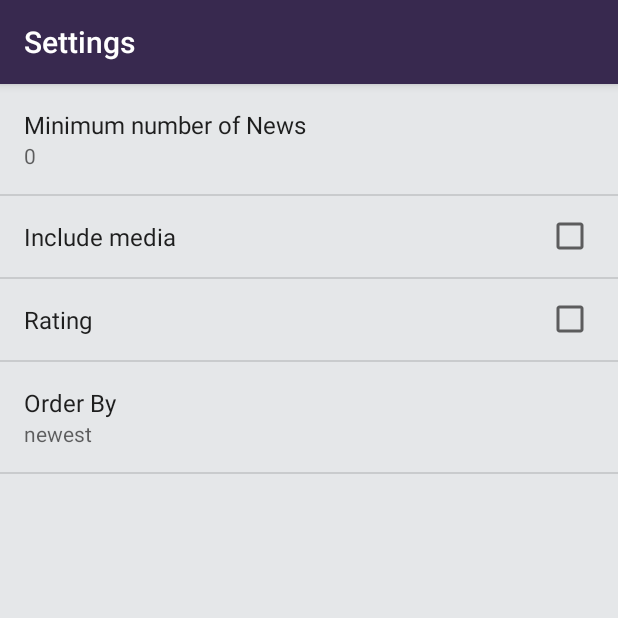
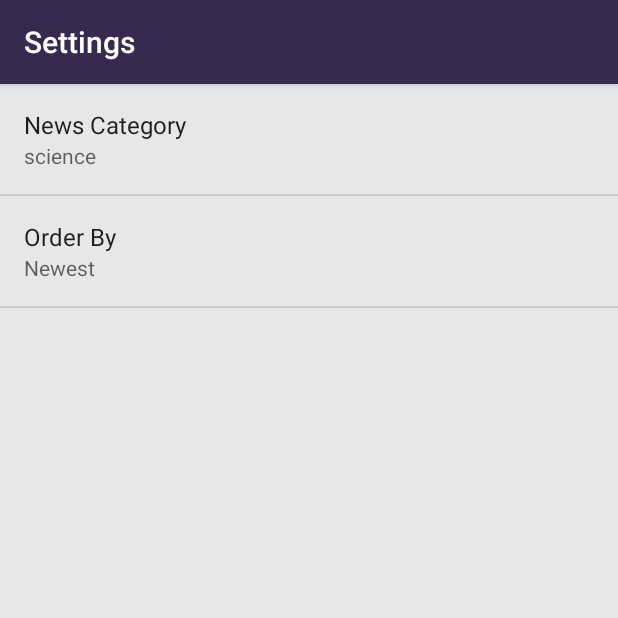
Before and after one commit to AdriCode/Breaking-News, an Android app: the screen it shows after launch (SettingsActivity), after a tap on "Settings", on a phone screen of 412 x 824 dp, the top half of it. Run offline under Robolectric (Android 15) with nearby library versions, the phone set to English and light mode, and no system bars.

Commit message:
preferences working well finally!

```diff
--- a/app/src/main/java/com/example/android/newsfeed/NewsFragment.java
+++ b/app/src/main/java/com/example/android/newsfeed/NewsFragment.java
@@ -12,7 +12,6 @@ import android.preference.PreferenceManager;
 import android.support.v4.app.Fragment;
 import android.support.v7.widget.LinearLayoutManager;
 import android.support.v7.widget.RecyclerView;
-import android.util.Log;
 import android.view.LayoutInflater;
 import android.view.View;
 import android.view.ViewGroup;
@@ -38,7 +37,7 @@ public class NewsFragment extends Fragment implements LoaderManager.LoaderCallba
     private String REQUEST_URL = null;
     private Uri.Builder builtUri;
     private SharedPreferences sharedPrefs;
-
+    private SharedPreferences.OnSharedPreferenceChangeListener prefListener;
 
     /** Adapter for the list of News */
     private NewsAdapter mAdapter;
@@ -55,13 +54,20 @@ public class NewsFragment extends Fragment implements LoaderManager.LoaderCallba
         super.onCreate(savedInstanceState);
         setRetainInstance(true);
 
+        //Listener on changed preference:
         sharedPrefs = PreferenceManager.getDefaultSharedPreferences(getActivity());
-        sharedPrefs.registerOnSharedPreferenceChangeListener(this);
 
-        //Setting min number of News to display
-        String minNews = sharedPrefs.getString(
-                getString(R.string.settings_min_key),
-                getString(R.string.settings_min_default));
+        prefListener = new SharedPreferences.OnSharedPreferenceChangeListener() {
+            public void onSharedPreferenceChanged(SharedPreferences prefs, String key) {
+                getActivity().getLoaderManager().restartLoader(NEWS_LOADER_ID, null, NewsFragment.this);
+            }
+        };
+        sharedPrefs.registerOnSharedPreferenceChangeListener(prefListener);
+
+        //Retrieves the category key from sharedPrefs instance
+        String category= sharedPrefs.getString(
+                getString(R.string.settings_category_key),
+                getString(R.string.settings_category_default));
 
         //Order by preferences
         String orderBy  = sharedPrefs.getString(
@@ -78,7 +84,7 @@ public class NewsFragment extends Fragment implements LoaderManager.LoaderCallba
         builtUri.appendQueryParameter("format", "json");
         builtUri.appendQueryParameter("from-date", "2018-01-01");
         builtUri.appendQueryParameter("show-fields", "byline");
-        builtUri.appendQueryParameter("limit", minNews);
+        builtUri.appendQueryParameter("section", category);
         builtUri.appendQueryParameter("order-by", orderBy);
         builtUri.appendQueryParameter("api-key", ApiKey);
 
@@ -161,7 +167,6 @@ public class NewsFragment extends Fragment implements LoaderManager.LoaderCallba
     public void onLoaderReset(Loader<List<News>> loader) {
         mAdapter.getClean();
     }
-
     @Override
     public void onResume(){
         super.onResume();
@@ -179,8 +184,14 @@ public class NewsFragment extends Fragment implements LoaderManager.LoaderCallba
     }
 
     @Override
-    public void onSharedPreferenceChanged(SharedPreferences sharedPreferences, String key) {
-
+    public void onDestroy() {
+        super.onDestroy();
+        sharedPrefs.unregisterOnSharedPreferenceChangeListener(prefListener);
     }
 
+    @Override
+    public void onSharedPreferenceChanged(SharedPreferences sharedPreferences, String key) {
+        // Set up a listener whenever a key changes
+        getActivity().getLoaderManager().restartLoader(NEWS_LOADER_ID, null, this);
+    }
 }
--- a/app/src/main/java/com/example/android/newsfeed/SettingsActivity.java
+++ b/app/src/main/java/com/example/android/newsfeed/SettingsActivity.java
@@ -1,11 +1,17 @@
 package com.example.android.newsfeed;
 
+import android.content.Intent;
 import android.content.SharedPreferences;
 import android.os.Bundle;
+import android.preference.ListPreference;
 import android.preference.Preference;
 import android.preference.PreferenceFragment;
 import android.preference.PreferenceManager;
+import android.support.v7.app.ActionBar;
 import android.support.v7.app.AppCompatActivity;
+import android.view.MenuItem;
+import android.view.View;
+import android.widget.Button;
 
 public class SettingsActivity extends AppCompatActivity {
 
@@ -15,14 +21,28 @@ public class SettingsActivity extends AppCompatActivity {
         setContentView(R.layout.settings_activity);
     }
 
+    @Override
+    public boolean onOptionsItemSelected(MenuItem item) {
+        switch (item.getItemId()) {
+            case android.R.id.home:
+                Intent intent = new Intent(SettingsActivity.this, MainActivity.class);
+                intent.addFlags(Intent.FLAG_ACTIVITY_CLEAR_TOP | Intent.FLAG_ACTIVITY_NEW_TASK);
+                startActivity(intent);
+                finish();
+                return true;
+            default:
+                return super.onOptionsItemSelected(item);
+        }
+    }
+
     public static class NewsPreferenceFragment extends PreferenceFragment implements Preference.OnPreferenceChangeListener {
         @Override
         public void onCreate(Bundle savedInstanceState) {
             super.onCreate(savedInstanceState);
-            addPreferencesFromResource(R.xml.settings_main);
+            addPreferencesFromResource(R.xml.settings_main);;
 
-            Preference min_number = findPreference(getString(R.string.settings_min_key));
-            bindPreferenceSummaryToValue(min_number);
+            Preference category = findPreference(getString(R.string.settings_category_key));
+            bindPreferenceSummaryToValue(category);
 
             Preference orderBy = findPreference(getString(R.string.settings_order_by_key));
             bindPreferenceSummaryToValue(orderBy);
@@ -31,11 +51,21 @@ public class SettingsActivity extends AppCompatActivity {
         @Override
         public boolean onPreferenceChange(Preference preference, Object newValue) {
             String stringValue = newValue.toString();
-            preference.setSummary(stringValue);
-            return false;
+
+            if (preference instanceof ListPreference) {
+                ListPreference listPreference = (ListPreference) preference;
+                int prefIndex = listPreference.findIndexOfValue(stringValue);
+                if (prefIndex >= 0) {
+                    CharSequence[] labels = listPreference.getEntries();
+                    preference.setSummary(labels[prefIndex]);
+                    }
+                } else {
+                    preference.setSummary(stringValue);
+                }
+            return true;
         }
 
-        private void bindPreferenceSummaryToValue(Preference preference) {
+        public void bindPreferenceSummaryToValue(Preference preference) {
             preference.setOnPreferenceChangeListener(this);
             SharedPreferences preferences = PreferenceManager.getDefaultSharedPreferences(preference.getContext());
             String preferenceString = preferences.getString(preference.getKey(), "");
--- a/app/src/main/res/values/arrays.xml
+++ b/app/src/main/res/values/arrays.xml
@@ -3,12 +3,10 @@
     <string-array name="settings_labels">
         <item>@string/settings_newest_label</item>
         <item>@string/settings_oldest_label</item>
-        <item>@string/settings_rating_label</item>
     </string-array>
 
     <string-array name="settings_values">
         <item>@string/settings_newest_value</item>
         <item>@string/settings_oldest_value</item>
-        <item>@string/settings_rating_value</item>
     </string-array>
 </resources>
--- a/app/src/main/res/values/strings.xml
+++ b/app/src/main/res/values/strings.xml
@@ -6,15 +6,10 @@
     <string name="settings_menu_item2">Refresh</string>
     <string name="settings_title">Settings</string>
 
-    <!--Preferences minimum number of  News-->
-    <string name="settings_min_label">Minimum number of News</string>
-    <string name="settings_min_key" translatable="false">min_News</string>
-    <string name="settings_min_default" translatable="false">0</string>
-
-    <!-- Preferences: Include Audio -->
-    <string name="settings_media_label">Include media</string>
-    <string name="settings_media_value" translatable="false">audio</string>
-    <string name="settings_media_default" translatable="false">audio</string>
+    <!-- Strings For Category Preference -->
+    <string name="settings_category_label">News Category</string>
+    <string name="settings_category_key" translatable="false">category</string>
+    <string name="settings_category_default" translatable="false">science</string>
 
     <!-- Strings For Order-By preference -->
     <string name="settings_order_by_label">Order By</string>
@@ -31,8 +26,4 @@
     <string name="settings_oldest_value" translatable="false">oldest</string>
     <string name="settings_oldest_default" translatable="false">oldest</string>
 
-    <!-- Preferences: Order-By Ranting -->
-    <string name="settings_rating_label">Rating</string>
-    <string name="settings_rating_value" translatable="false">star-rating</string>
-    <string name="settings_rating_default" translatable="false">5</string>
 </resources>
--- a/app/src/main/res/xml/settings_main.xml
+++ b/app/src/main/res/xml/settings_main.xml
@@ -1,22 +1,13 @@
 <?xml version="1.0" encoding="utf-8"?>
 <PreferenceScreen xmlns:android="http://schemas.android.com/apk/res/android"
     android:title="@string/settings_title">
+
     <EditTextPreference
-        android:defaultValue="@string/settings_min_default"
-        android:inputType="number"
-        android:key="@string/settings_min_key"
+        android:defaultValue="@string/settings_category_default"
+        android:inputType="text"
+        android:key="@string/settings_category_key"
         android:selectAllOnFocus="true"
-        android:title="@string/settings_min_label" />
-
-    <CheckBoxPreference
-        android:defaultValue="@string/settings_media_default"
-        android:key="@string/settings_media_value"
-        android:title="@string/settings_media_label" />
-
-    <CheckBoxPreference
-        android:defaultValue="@string/settings_rating_default"
-        android:key="@string/settings_rating_value"
-        android:title="@string/settings_rating_label" />
+        android:title="@string/settings_category_label" />
 
     <ListPreference
         android:defaultValue="@string/settings_order_by_default"
```
Also changed, not shown: app/src/main/java/com/example/android/newsfeed/MainActivity.java (+2 -8 lines).
